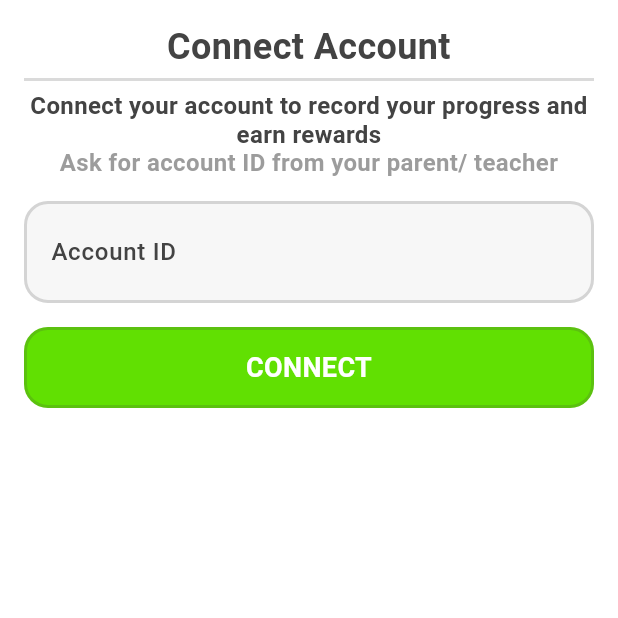
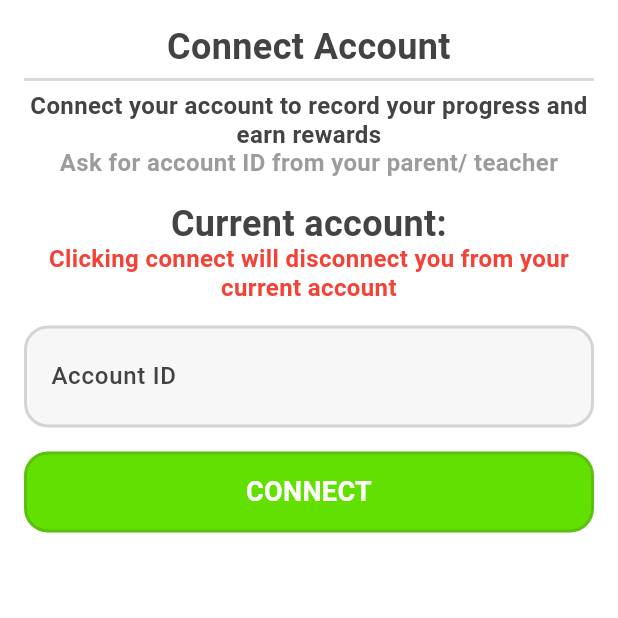
Before and after one commit to blakejjia/LearningTrail, a Flutter app: the ConnectAccountPage screen opened directly, on a phone screen of 412 x 824 dp, the top half of it. Run offline on Flutter 3.47's test engine with Material 3 defaults, Android fonts, the phone set to English and light mode, and no system bars; our stand-ins replace cloud_firestore, firebase_auth, firebase_core, flutter_bloc, flutter_svg, fluttertoast and 2 more; accounts and stored records are empty; generated files the repository leaves out were written again.

Commit message:
refined arts

```diff
--- a/lib/app/bloc/system_state.dart
+++ b/lib/app/bloc/system_state.dart
@@ -1,6 +1,5 @@
 part of 'system_cubit.dart';
 
-@immutable
 abstract class SystemState {}
 
 class SystemNotLoggedIn extends SystemState {}
@@ -12,11 +11,6 @@ class SystemLoggedIn extends SystemState {
 }
 
 class SystemAccountConnected extends SystemLoggedIn {
-  final List<Prize> prizes;
-  final List<Task> tasks;
-  SystemAccountConnected({
-    required super.user,
-    required this.prizes,
-    required this.tasks,
-  });
+  final AccountData accountData;
+  SystemAccountConnected({required super.user, required this.accountData});
 }
--- a/lib/app/home_page.dart
+++ b/lib/app/home_page.dart
@@ -1,7 +1,7 @@
 import 'package:flutter/material.dart';
-import 'package:learningtrail/app/tabs/learningPage.dart';
-import 'package:learningtrail/app/tabs/StorePage.dart';
-import 'package:learningtrail/app/tabs/settingPage.dart';
+import 'package:learningtrail/app/tabs/learning_page.dart';
+import 'package:learningtrail/app/tabs/store_page.dart';
+import 'package:learningtrail/app/tabs/setting_page.dart';
 import 'package:learningtrail/components/themed_button.dart';
 import 'package:lottie/lottie.dart';
 
--- a/lib/app/subpages/connect_account.dart
+++ b/lib/app/subpages/connect_account.dart
@@ -48,6 +48,25 @@ class ConnectAccountPage extends StatelessWidget {
                 ],
               ),
 
+              // current account (if any)
+              if (context.read<SystemCubit>().state is SystemAccountConnected)
+                Column(
+                  children: [
+                    ThemedText(
+                      text:
+                          'Current account: ${(context.read<SystemCubit>().state as SystemAccountConnected).user.connectedAccount}',
+                      type: ThemedTextType.primary,
+                      fontSize: 24,
+                    ),
+                    ThemedText(
+                      text:
+                          "Clicking connect will disconnect you from your current account",
+                      type: ThemedTextType.warning,
+                      fontSize: 16,
+                    ),
+                  ],
+                ),
+
               // text input
               ThemedTextInput(
                 hint: 'Account ID',
@@ -60,6 +79,7 @@ class ConnectAccountPage extends StatelessWidget {
                     context.read<SystemCubit>().connectAccount(
                       accountIdController.text,
                     );
+                    Navigator.pop(context);
                   } else {
                     Fluttertoast.showToast(msg: 'Please enter an account ID');
                   }
--- a/lib/components/themed_button.dart
+++ b/lib/components/themed_button.dart
@@ -69,7 +69,7 @@ class _ThemedButtonState extends State<ThemedButton> {
         scale: _pressed ? 0.98 : 1.0,
         duration: const Duration(milliseconds: 100),
         child: Container(
-          width: widget.width ?? double.infinity,
+          width: widget.width,
           height: widget.height,
           decoration: BoxDecoration(
             borderRadius: BorderRadius.circular(16.0),
@@ -86,7 +86,7 @@ class _ThemedButtonState extends State<ThemedButton> {
           child:
               widget.child ??
               Padding(
-                padding: const EdgeInsets.symmetric(vertical: 14.0),
+                padding: const EdgeInsets.all(14.0),
                 child: Center(
                   child: ThemedText(
                     text: widget.title?.toUpperCase() ?? '',
--- a/lib/components/themed_text.dart
+++ b/lib/components/themed_text.dart
@@ -1,6 +1,6 @@
 import 'package:flutter/material.dart';
 
-enum ThemedTextType { primary, secondary, hint }
+enum ThemedTextType { primary, secondary, hint, warning }
 
 class ThemedText extends StatelessWidget {
   final String text;
@@ -41,5 +41,7 @@ Color _textColor(BuildContext context, ThemedTextType type) {
       return Theme.of(context).colorScheme.onSurfaceVariant;
     case ThemedTextType.hint:
       return Theme.of(context).colorScheme.onSurfaceVariant.withAlpha(50);
+    case ThemedTextType.warning:
+      return Theme.of(context).colorScheme.error;
   }
 }
--- a/lib/models/Prize.dart
+++ b/lib/models/Prize.dart
@@ -1,4 +1,5 @@
 import 'package:json_annotation/json_annotation.dart';
+import 'package:learningtrail/models/currency.dart';
 
 part 'prize.g.dart';
 
@@ -8,7 +9,7 @@ class Prize {
   final String name;
   final String description;
   final String imageUrl;
-  final int cost;
+  final Currency cost;
 
   Prize({
     required this.id,
--- a/lib/models/account_data.dart
+++ b/lib/models/account_data.dart
@@ -8,14 +8,14 @@ part 'account_data.g.dart';
 
 @JsonSerializable()
 class AccountData {
-  final MyUser parent;
-  final Currency currency;
+  final MyUser? parent;
+  final List<Currency> currencies;
   final List<Prize> prizes;
   final List<Task> tasks;
 
   AccountData({
-    required this.parent,
-    required this.currency,
+    this.parent,
+    required this.currencies,
     required this.prizes,
     required this.tasks,
   });
--- a/lib/services/auth_service.dart
+++ b/lib/services/auth_service.dart
@@ -37,7 +37,6 @@ class AuthService {
       await _auth.signInWithCredential(credential);
       return true;
     } catch (e) {
-      print("error:" + e.toString());
       return false;
     }
   }
--- a/lib/services/db_service.dart
+++ b/lib/services/db_service.dart
@@ -3,7 +3,7 @@ import 'package:learningtrail/models/account_data.dart';
 import 'package:learningtrail/models/user.dart';
 
 const String usersCollection = 'users';
-const String accountsCollection = 'studnets';
+const String accountsCollection = 'students';
 
 class DbService {
   final FirebaseFirestore _firestore = FirebaseFirestore.instance;
--- a/pubspec.yaml
+++ b/pubspec.yaml
@@ -46,6 +46,7 @@ dependencies:
   flutter_bloc: ^9.1.1
   change_app_package_name: ^1.5.0
   fluttertoast: ^8.2.12
+  flutter_svg: ^2.1.0
 
 dev_dependencies:
   flutter_test:
```
Also changed, not shown: lib/app/bloc/system_cubit.dart (+11 -9 lines), lib/app/tabs/components/currency_bar.dart (added, +32 -0 lines), lib/app/tabs/components/prize_tile.dart (added, +55 -0 lines), lib/app/tabs/components/task_tile.dart (added, +29 -0 lines), lib/app/tabs/learning_page.dart (renamed from lib/app/tabs/StorePage.dart, +29 -10 lines), lib/app/tabs/store_page.dart (renamed from lib/app/tabs/learningPage.dart, +28 -10 lines), lib/components/currency_widget.dart (added, +38 -0 lines), lib/components/themed_container.dart (added, +24 -0 lines), lib/models/Task.dart (+23 -1 lines), lib/app/tabs/setting_page.dart (renamed from lib/app/tabs/settingPage.dart), lib/models/account_data.g.dart, lib/models/prize.g.dart, lib/models/task.g.dart, pubspec.lock, 1 other file.
